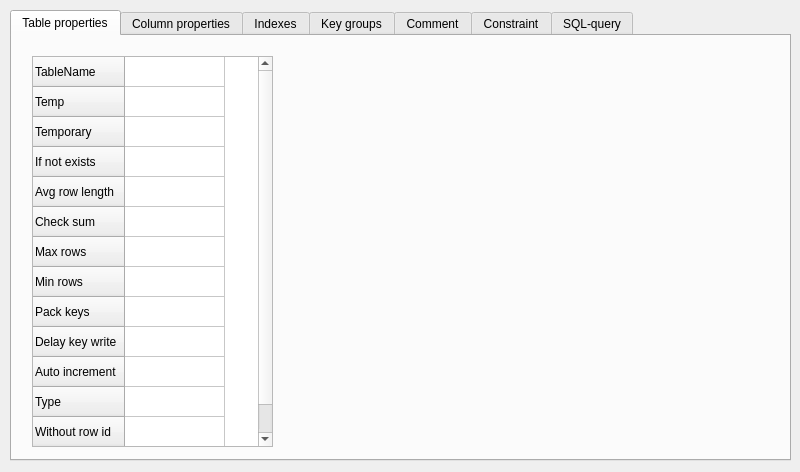
Old version of the form qrgui/editor/databases/tableMenuWidget.ui in the repository qreal/qreal.
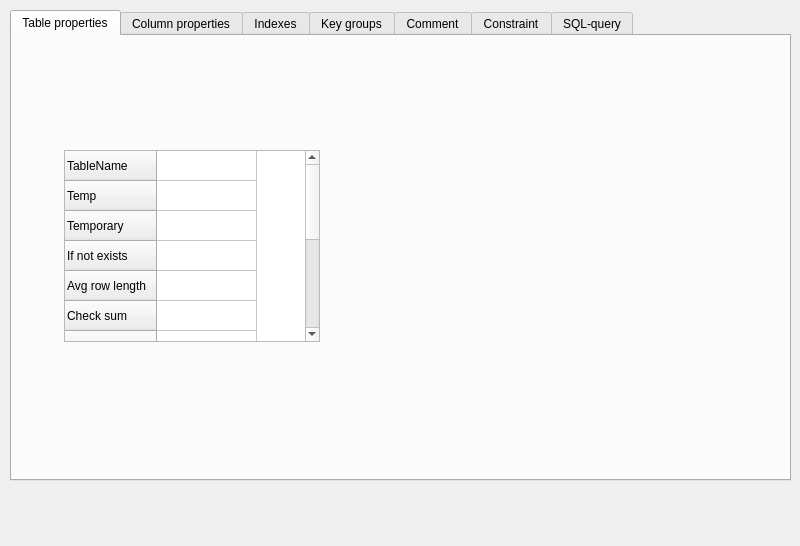
New version of the form. The open tabs and pages were chosen to show the change.

Commit message: Sql-query property in menu

```diff
--- a/qrgui/editor/databases/tableMenuWidget.ui
+++ b/qrgui/editor/databases/tableMenuWidget.ui
@@ -7,7 +7,7 @@
     <x>0</x>
     <y>0</y>
     <width>800</width>
-    <height>472</height>
+    <height>546</height>
    </rect>
   </property>
   <property name="sizePolicy">
@@ -25,7 +25,7 @@
      <x>10</x>
      <y>10</y>
      <width>781</width>
-     <height>451</height>
+     <height>471</height>
     </rect>
    </property>
    <property name="currentIndex">
@@ -35,15 +35,18 @@
     <attribute name="title">
      <string>Table properties</string>
     </attribute>
+    <widget class="QWidget" name="horizontalLayoutWidget">
+     <property name="geometry">
+      <rect>
+       <x>10</x>
+       <y>0</y>
+       <width>341</width>
+       <height>421</height>
+      </rect>
+     </property>
+     <layout class="QHBoxLayout" name="horizontalLayout">
+      <item>
     <widget class="QTableWidget" name="tableDataTable">
-     <property name="geometry">
-      <rect>
-       <x>20</x>
-       <y>20</y>
-       <width>241</width>
-       <height>391</height>
-      </rect>
-     </property>
      <property name="sizePolicy">
       <sizepolicy hsizetype="Maximum" vsizetype="Maximum">
        <horstretch>0</horstretch>
@@ -123,6 +126,9 @@
        <string>Property value</string>
       </property>
      </column>
+       </widget>
+      </item>
+     </layout>
     </widget>
    </widget>
    <widget class="QWidget" name="tab_6">
```
Left out of the diff: 2 changed lines with no effect on the pictures. Lines whose indentation alone changed are shown as unchanged. The commit also changes 2 other files.
